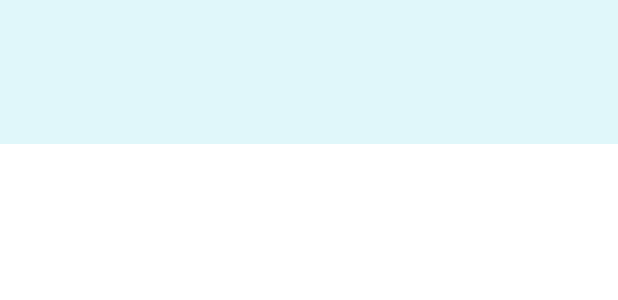
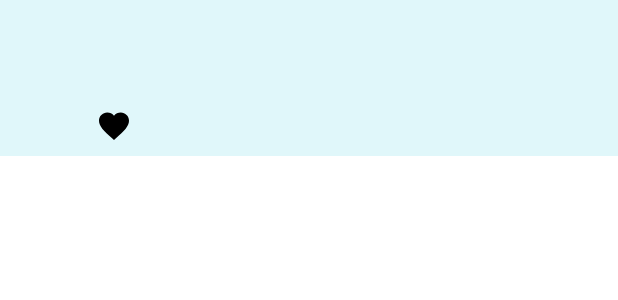
Before and after one commit to icarpio/HoroscopeKotlin, an Android app: the layout item_horoscope.xml on its own in the app's theme, with its tools: preview values and no code run, on a phone screen of 412 x 824 dp. Shown: the top 300 px of the screen. Run offline under Robolectric (Android 15) with nearby library versions, the phone set to English and light mode, and no system bars.

Commit message:
Add app improvements

```diff
--- a/app/src/main/java/com/example/horoscope/activities/MainActivity.kt
+++ b/app/src/main/java/com/example/horoscope/activities/MainActivity.kt
@@ -43,6 +43,12 @@ class MainActivity : AppCompatActivity() {
 
     }
 
+    override fun onResume() {
+        super.onResume()
+        adapter.updateData(horoscopeList)
+    }
+
+
     override fun onCreateOptionsMenu(menu: Menu): Boolean {
 
         val inflater:MenuInflater = menuInflater
--- a/app/src/main/java/com/example/horoscope/utils/SessionManager.kt
+++ b/app/src/main/java/com/example/horoscope/utils/SessionManager.kt
@@ -24,4 +24,8 @@ class SessionManager(context:Context) {
     fun getFavoriteHoroscope() : String? {
         return sharedPreferences.getString(FAVORITE_HOROSCOPE, null)
     }
+
+    fun isFavorite(horoscopeId: String) : Boolean {
+        return getFavoriteHoroscope()?.equals(horoscopeId) ?: false
+    }
 }
--- a/app/src/main/res/layout/item_horoscope.xml
+++ b/app/src/main/res/layout/item_horoscope.xml
@@ -8,12 +8,24 @@
     android:background="#E0F7FA">
 
 
-    <ImageView
-        android:id="@+id/logoImageView"
-        android:layout_width="80dp"
-        android:layout_height="80dp"
-        >
-    </ImageView>
+    <FrameLayout
+        android:id="@+id/favoriteFrame"
+        android:layout_width="wrap_content"
+        android:layout_height="wrap_content">
+
+        <ImageView
+            android:id="@+id/lsImageView"
+            android:layout_width="80dp"
+            android:layout_height="80dp"
+            android:layout_marginBottom="8dp"/>
+        <ImageView
+            android:id="@+id/favoriteImageView"
+            android:layout_width="24dp"
+            android:layout_height="24dp"
+            android:scaleType="centerCrop"
+            android:src="@drawable/favorite"
+            android:layout_gravity="bottom|end"/>
+    </FrameLayout>
     <LinearLayout
         android:layout_width="match_parent"
         android:layout_height="match_parent"
```
Also changed, not shown: app/src/main/java/com/example/horoscope/activities/SecondActivity.kt (+7 -7 lines), app/src/main/java/com/example/horoscope/adapters/HoroscopeViewHolder.kt (+16 -1 lines), app/src/main/res/layout/card_view_template.xml (line endings or trailing spaces).
